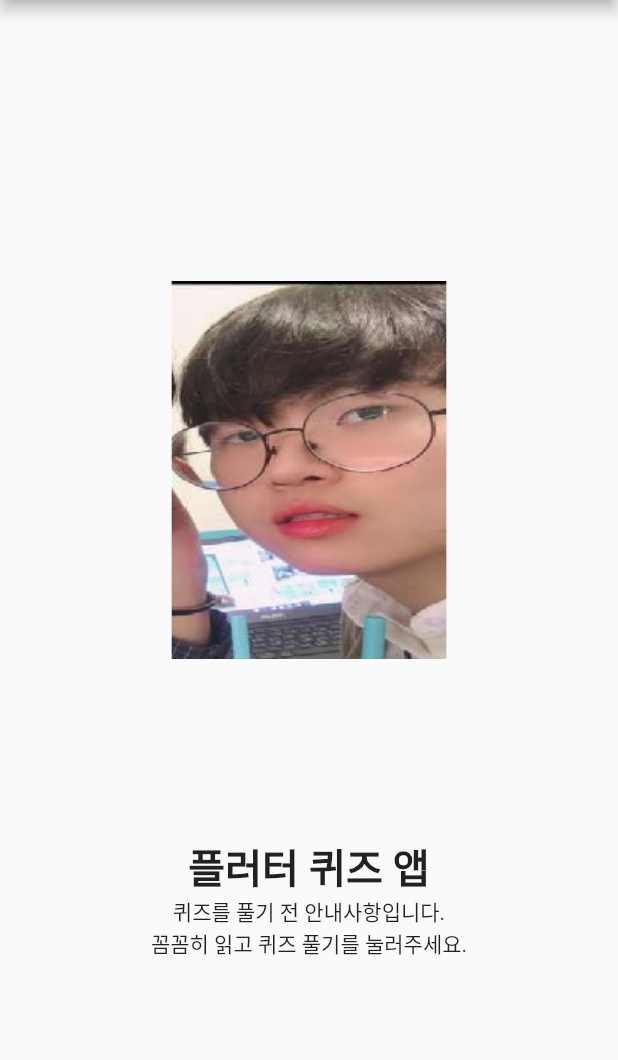
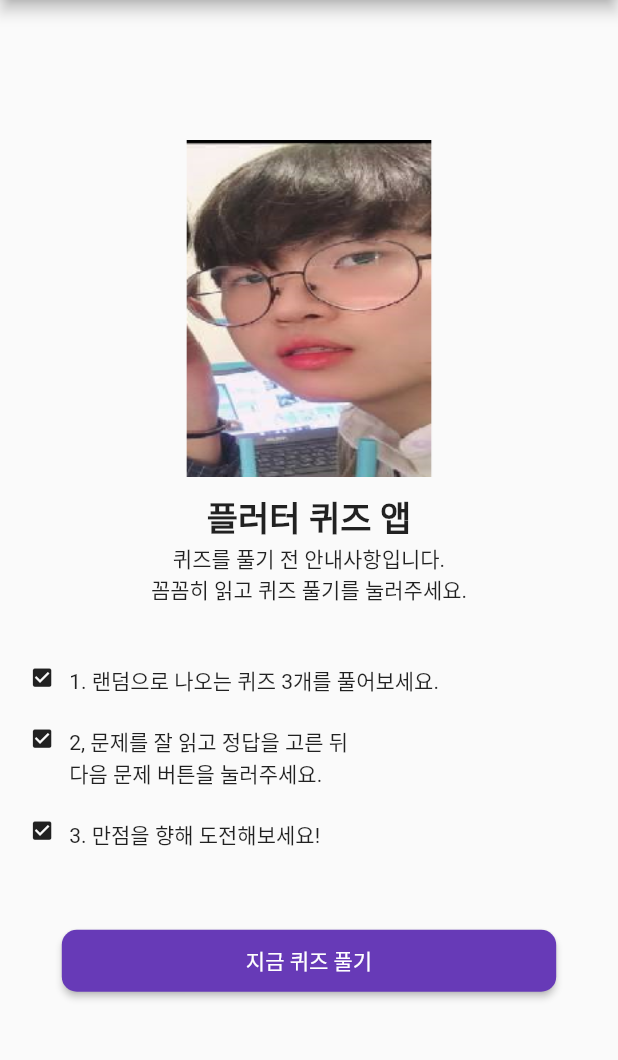
Before and after one commit to oereo/flutter-django-quiz, a Flutter app: the screen it shows after launch, on a phone screen of 412 x 824 dp, the part 84-1144 px from its top. Run offline on Flutter 3.47's test engine with Material 2 defaults, Android fonts, the phone set to English and light mode, and no system bars.

Commit message:
feat: add description and add button

```diff
--- a/lib/screen/screen_home.dart
+++ b/lib/screen/screen_home.dart
@@ -24,14 +24,14 @@ class _HomeScreenState extends State<HomeScreen> {
               mainAxisAlignment: MainAxisAlignment.center,
               crossAxisAlignment: CrossAxisAlignment.center,
               children: <Widget>[
-                Center(child: Image.asset('images/무제.png', width: width * 0.8)),
+                Center(child: Image.asset('images/무제.png', width: width * 0.4)),
                 Padding(
-                  padding: EdgeInsets.all(width * 0.024),
+                  padding: EdgeInsets.all(width * 0.012),
                 ),
                 Text(
                   '플러터 퀴즈 앱',
                   style: TextStyle(
-                    fontSize: width * 0.065,
+                    fontSize: width * 0.055,
                     fontWeight: FontWeight.bold,
                   ),
                 ),
@@ -40,9 +40,48 @@ class _HomeScreenState extends State<HomeScreen> {
                   textAlign: TextAlign.center,
                 ),
                 Padding(
+                  padding: EdgeInsets.all(width * 0.036),
+                ),
+                _buildStep(width, '1. 랜덤으로 나오는 퀴즈 3개를 풀어보세요.'),
+                _buildStep(width, '2, 문제를 잘 읽고 정답을 고른 뒤\n다음 문제 버튼을 눌러주세요.'),
+                _buildStep(width, '3. 만점을 향해 도전해보세요!'),
+                Padding(
                   padding: EdgeInsets.all(width * 0.048),
-                )
+                ),
+                Container(
+                    padding: EdgeInsets.only(bottom: width * 0.024),
+                    child: Center(
+                        child: ButtonTheme(
+                            minWidth: width * 0.8,
+                            height: height * 0.05,
+                            shape: RoundedRectangleBorder(
+                              borderRadius: BorderRadius.circular(10),
+                            ),
+                            child: RaisedButton(
+                              child: Text(
+                                '지금 퀴즈 풀기',
+                                style: TextStyle(color: Colors.white),
+                              ),
+                              color: Colors.deepPurple,
+                              onPressed: () {},
+                            ))))
               ],
             )));
   }
+
+  Widget _buildStep(double width, String title) {
+    return Container(
+        padding: EdgeInsets.fromLTRB(
+            width * 0.048, width * 0.024, width * 0.048, width * 0.024),
+        child: Row(
+          crossAxisAlignment: CrossAxisAlignment.start,
+          children: <Widget>[
+            Icon(Icons.check_box, size: width * 0.04),
+            Padding(
+              padding: EdgeInsets.only(right: width * 0.024),
+            ),
+            Text(title)
+          ],
+        ));
+  }
 }
```
